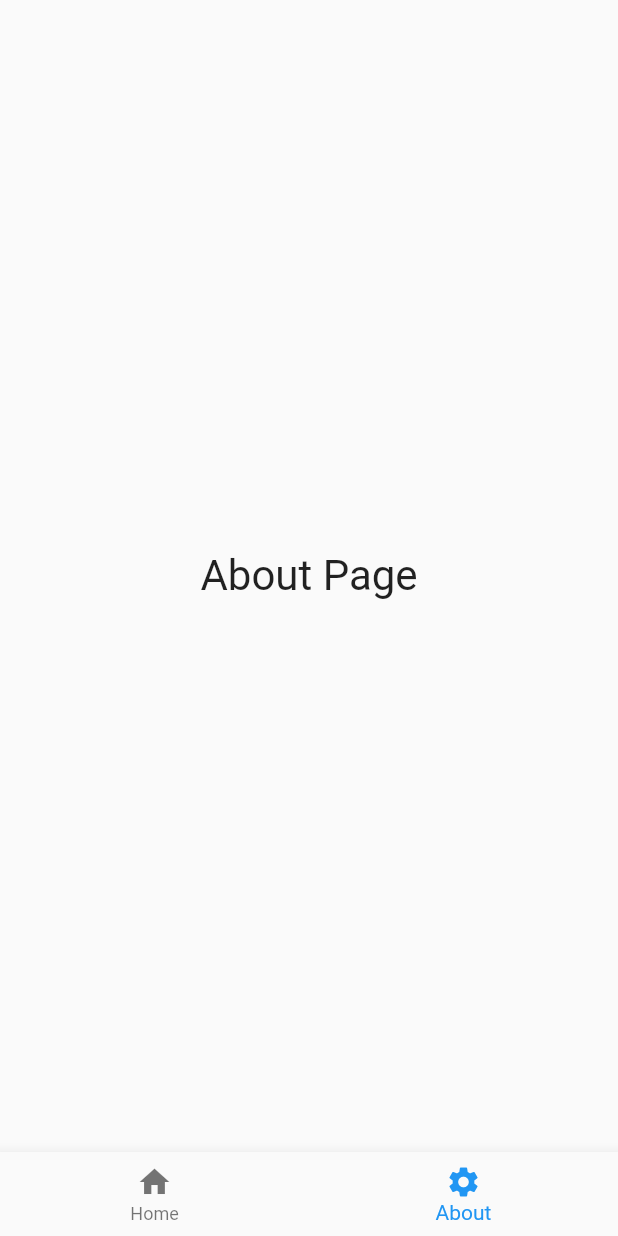
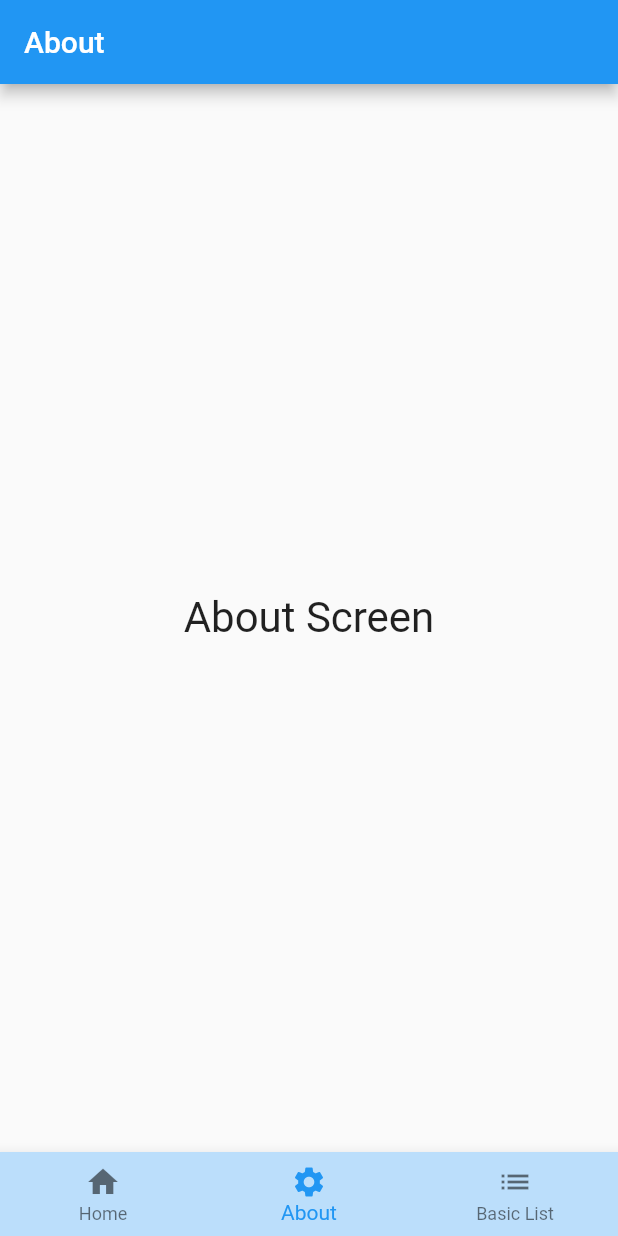
Before and after one commit to lamnguyen1112/my_flutter_app, a Flutter app: the screen it shows after launch, item 2 of the bottom bar chosen, on a phone screen of 412 x 824 dp. Run offline on Flutter 3.47's test engine with Material 2 defaults, Android fonts, the phone set to English and light mode, and no system bars.

Commit message:
add basic list

```diff
--- a/lib/src/about_page.dart
+++ b/lib/src/about_page.dart
@@ -6,9 +6,10 @@ class AboutPage extends StatelessWidget {
 
   @override
   Widget build(BuildContext context) {
-    return const Scaffold(
-      body: Center(
-        child: MyTitle(value: 'About Page'),
+    return Scaffold(
+      appBar: AppBar(title: const Text('About')),
+      body: const Center(
+        child: MyTitle(value: 'About Screen'),
       ),
     );
   }
--- a/lib/src/home_page.dart
+++ b/lib/src/home_page.dart
@@ -15,6 +15,7 @@ class _HomePageState extends State<HomePage> {
   Widget build(BuildContext context) {
     final l10n = ComponentLocalizations.of(context);
     return Scaffold(
+      appBar: AppBar(title: Text(l10n.homeTitle)),
       body: Center(child: MyTitle(value: l10n.homeTitle)),
     );
   }
--- a/lib/src/main_tab_screen.dart
+++ b/lib/src/main_tab_screen.dart
@@ -1,5 +1,6 @@
 import 'package:flutter/material.dart';
 import 'package:my_flutter_app/src/about_page.dart';
+import 'package:my_flutter_app/src/basic_list_page.dart';
 import 'package:my_flutter_app/src/home_page.dart';
 
 class MainTabScreen extends StatefulWidget {
@@ -11,7 +12,11 @@ class MainTabScreen extends StatefulWidget {
 
 class _MainTabScreenState extends State<MainTabScreen> {
   int _selectedIndex = 0;
-  static const List<Widget> _widgetOptions = <Widget>[HomePage(), AboutPage()];
+  static const List<Widget> _widgetOptions = <Widget>[
+    HomePage(),
+    AboutPage(),
+    BasicListPage()
+  ];
 
   void _onItemTapped(int index) {
     setState(() {
@@ -24,12 +29,14 @@ class _MainTabScreenState extends State<MainTabScreen> {
     return Scaffold(
       body: _widgetOptions.elementAt(_selectedIndex),
       bottomNavigationBar: BottomNavigationBar(
+        backgroundColor: Colors.blue[100],
         items: const [
           BottomNavigationBarItem(
             icon: Icon(Icons.home),
             label: 'Home',
           ),
-          BottomNavigationBarItem(icon: Icon(Icons.settings), label: 'About')
+          BottomNavigationBarItem(icon: Icon(Icons.settings), label: 'About'),
+          BottomNavigationBarItem(icon: Icon(Icons.list), label: 'Basic List')
         ],
         currentIndex: _selectedIndex,
         onTap: _onItemTapped,
```
Also changed, not shown: lib/src/basic_list_page.dart (added, +24 -0 lines).
